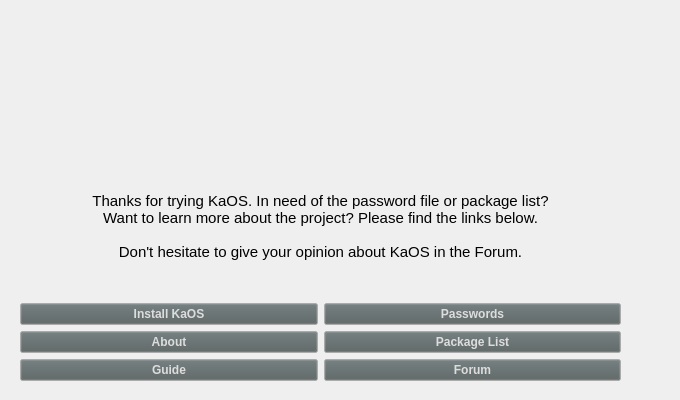
First picture: the form in mainwindow.ui, repository KaOSx/welcome, before the edit.
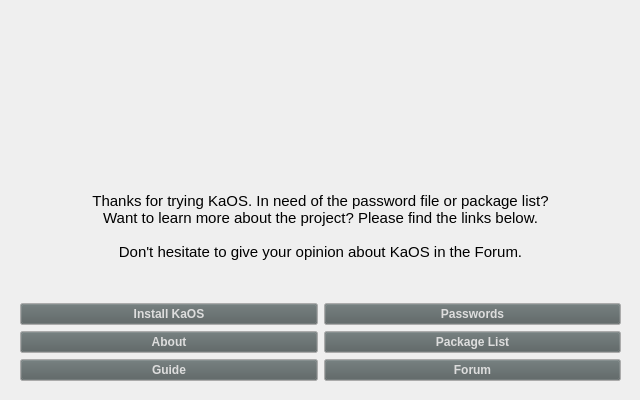
Second picture: the form after the edit. Icons and pictures are not drawn.

Commit message: correct width in ui too

What changed in the file:
```diff
--- a/mainwindow.ui
+++ b/mainwindow.ui
@@ -6,7 +6,7 @@
    <rect>
     <x>0</x>
     <y>0</y>
-    <width>680</width>
+    <width>640</width>
     <height>400</height>
    </rect>
   </property>
```
